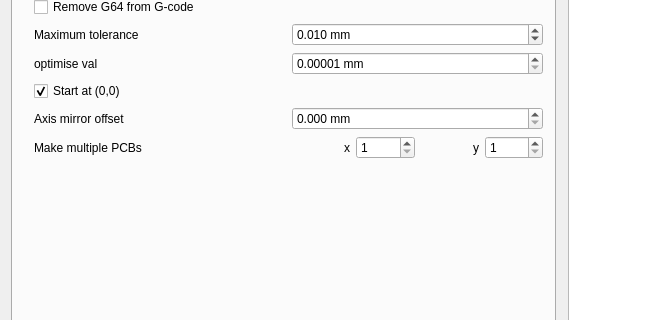
Above: mainwindow.ui from pcb2gcode/pcb2gcodeGUI before the change; both pictures show x 0 to 669 and y 216 to 536 of the 907 by 709 pixel window. Below: the same form after it.
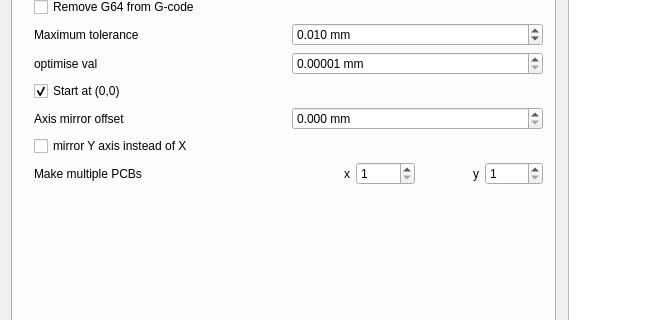
That is the form after the change.

Commit message: Add option to apply mirroring to the Y axis

```diff
--- a/mainwindow.ui
+++ b/mainwindow.ui
@@ -712,7 +712,17 @@
              </property>
             </widget>
            </item>
-           <item row="10" column="0">
+           <item row="10" column="0" colspan="2">
+            <widget class="QCheckBox" name="mirroryaxis">
+             <property name="toolTip">
+              <string>&lt;html&gt;&lt;head/&gt;&lt;body&gt;&lt;p&gt;&lt;span style=&quot; font-style:italic;&quot;&gt;--mirror-yaxis&lt;/span&gt;&lt;/p&gt;&lt;p&gt;mirror Y axis instead of X&lt;/p&gt;&lt;/body&gt;&lt;/html&gt;</string>
+             </property>
+             <property name="text">
+              <string>mirror Y axis instead of X</string>
+             </property>
+            </widget>
+           </item>
+           <item row="11" column="0">
             <widget class="QLabel" name="tileLabel">
              <property name="toolTip">
               <string>&lt;html&gt;&lt;head/&gt;&lt;body&gt;&lt;p&gt;&lt;span style=&quot; font-style:italic;&quot;&gt;--tile-x&lt;/span&gt;, &lt;span style=&quot; font-style:italic;&quot;&gt;--tile-y&lt;/span&gt;&lt;/p&gt;&lt;p&gt;number of tiling rows/columns&lt;/p&gt;&lt;/body&gt;&lt;/html&gt;</string>
@@ -722,7 +732,7 @@
              </property>
             </widget>
            </item>
-           <item row="10" column="1">
+           <item row="11" column="1">
             <layout class="QHBoxLayout" name="tileHorizontalLayout">
              <item>
               <widget class="QLabel" name="tilexLabel">
@@ -778,7 +788,7 @@
              </item>
             </layout>
            </item>
-           <item row="11" column="0" colspan="2">
+           <item row="12" column="0" colspan="2">
             <spacer name="verticalSpacer_7">
              <property name="orientation">
               <enum>Qt::Vertical</enum>
```
Left out of the diff: 1 changed line with no effect on the pictures. The commit also changes 1 other file.
